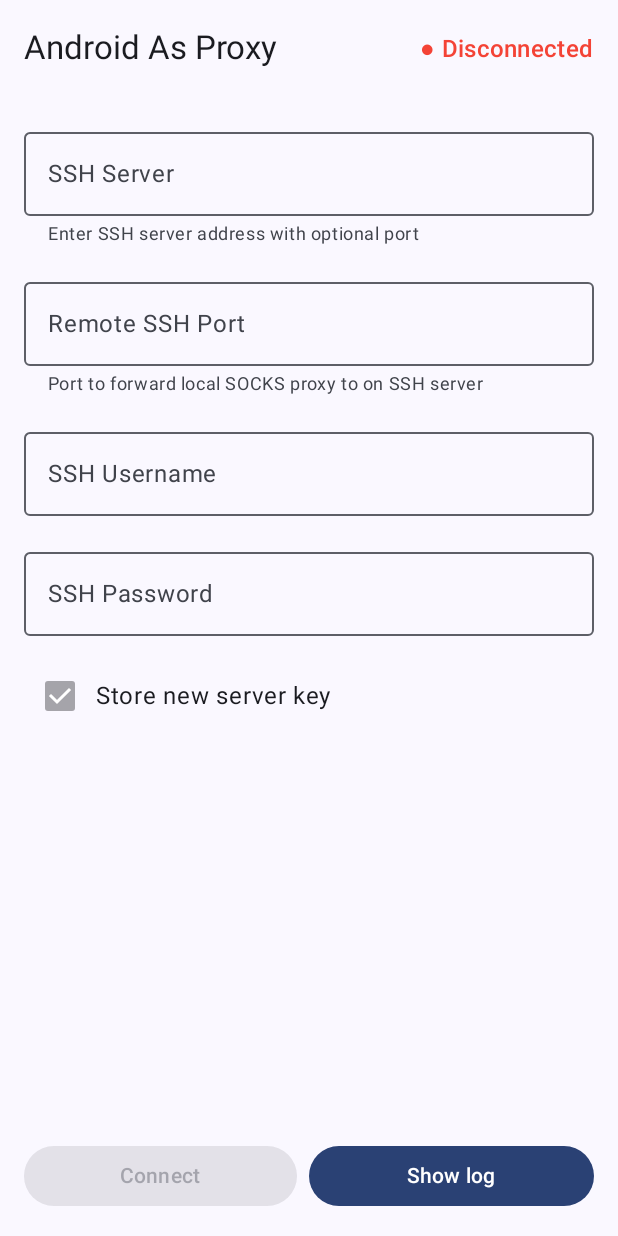
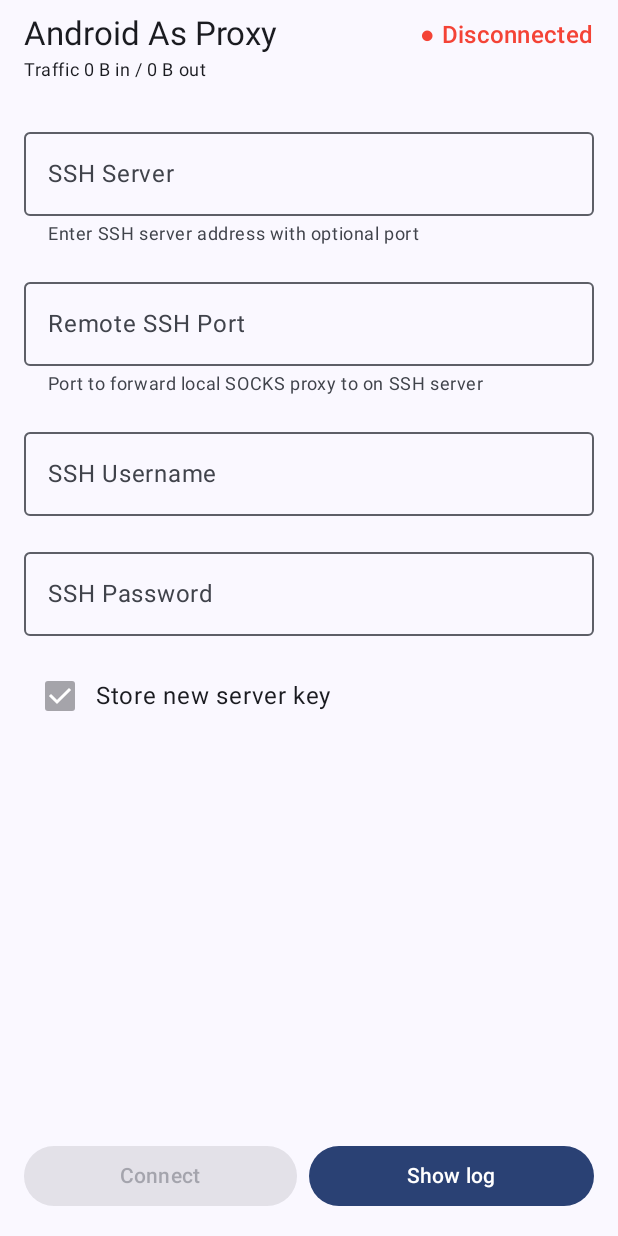
Before and after one commit to burbilog/android-as-proxy, an Android app built with Jetpack Compose: the screen it shows after launch (MainActivity), on a phone screen of 412 x 824 dp. Run offline under Robolectric (Android 15) with nearby library versions, the light colour scheme and no system bars.

Commit message:
feat: rough traffic counter

```diff
--- a/app/src/main/java/net/isaeff/android/asproxy/ConnectionStateHolder.kt
+++ b/app/src/main/java/net/isaeff/android/asproxy/ConnectionStateHolder.kt
@@ -17,6 +17,10 @@ object ConnectionStateHolder {
     // Expose the state as an immutable StateFlow for observation
     val connectionState: StateFlow<ConnectionState> = _connectionState.asStateFlow()
 
+    // Traffic counters (bytes in, bytes out) since the current session started
+    private val _trafficBytes = MutableStateFlow(0L to 0L)
+    val trafficBytes: StateFlow<Pair<Long, Long>> = _trafficBytes.asStateFlow()
+
     /**
      * Updates the current connection state.
      * @param state The new state to set.
@@ -24,4 +28,11 @@ object ConnectionStateHolder {
     fun setState(state: ConnectionState) {
         _connectionState.value = state
     }
+
+    /**
+     * Updates current traffic counters (in/out) in bytes.
+     */
+    fun setTrafficBytes(rxBytes: Long, txBytes: Long) {
+        _trafficBytes.value = rxBytes to txBytes
+    }
 }
--- a/app/src/main/java/net/isaeff/android/asproxy/MainActivity.kt
+++ b/app/src/main/java/net/isaeff/android/asproxy/MainActivity.kt
@@ -94,6 +94,10 @@ class MainActivity : ComponentActivity() {
 fun MainScreen() {
     val context = LocalContext.current
 
+    // Helper to format byte counts nicely (KB / MB / GB)
+    fun formatBytes(value: Long): String =
+        android.text.format.Formatter.formatShortFileSize(context, value)
+
     // Get SharedPreferences instance once and remember it
     val prefs = remember { context.getSharedPreferences("aap_prefs", Context.MODE_PRIVATE) }
 
@@ -110,6 +114,8 @@ fun MainScreen() {
 
     // Observe the connection state from the shared holder
     val connectionState by ConnectionStateHolder.connectionState.collectAsState()
+    // Observe traffic bytes (rx, tx)
+    val traffic by ConnectionStateHolder.trafficBytes.collectAsState()
 
     // Removed Broadcast receiver logic as state is now observed from ConnectionStateHolder
 
@@ -175,6 +181,7 @@ fun MainScreen() {
         topBar = {
             TopAppBar(
                 title = {
+                    Column {
                         Row(
                             modifier = Modifier.fillMaxWidth(),
                             horizontalArrangement = Arrangement.SpaceBetween,
@@ -189,13 +196,19 @@ fun MainScreen() {
                                     ConnectionState.DISCONNECTING -> "● Disconnecting..."
                                 },
                                 color = when (connectionState) {
-                                ConnectionState.CONNECTED -> Color(0xFF4CAF50) // Material Green 500
-                                ConnectionState.DISCONNECTED -> Color(0xFFF44336) // Material Red 500
-                                ConnectionState.CONNECTING -> Color(0xFFFFA000)  // Amber 700
+                                    ConnectionState.CONNECTED -> Color(0xFF4CAF50)
+                                    ConnectionState.DISCONNECTED -> Color(0xFFF44336)
+                                    ConnectionState.CONNECTING -> Color(0xFFFFA000)
                                     ConnectionState.DISCONNECTING -> Color(0xFFFFA000)
                                 },
                                 style = MaterialTheme.typography.titleMedium,
                                 modifier = Modifier.padding(end = 16.dp)
+                            )
+                        }
+                        Text(
+                            text = "Traffic ${formatBytes(traffic.first)} in / ${formatBytes(traffic.second)} out",
+                            style = MaterialTheme.typography.bodySmall,
+                            modifier = Modifier.padding(top = 2.dp)
                         )
                     }
                 }
```
Also changed, not shown: app/src/main/java/net/isaeff/android/asproxy/SocksForegroundService.kt (+22 -0 lines). Lines whose indentation alone changed are shown as unchanged.
